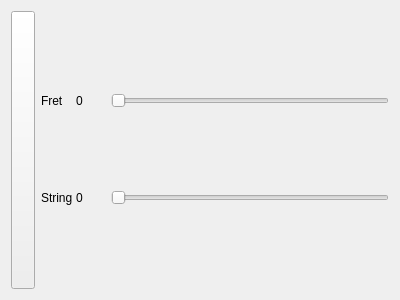
Above: src/View/EdgeSettingsWidget.ui from sergsave/MagicCubiano before the change. Below: the same form after it.
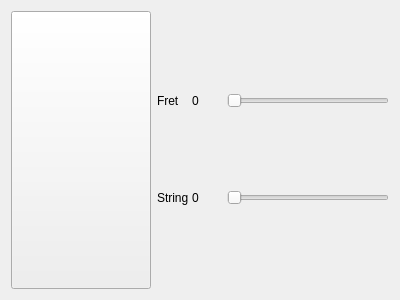
That is the form after the change.

```diff
--- a/src/View/EdgeSettingsWidget.ui
+++ b/src/View/EdgeSettingsWidget.ui
@@ -22,6 +22,18 @@
        <verstretch>0</verstretch>
       </sizepolicy>
      </property>
+     <property name="minimumSize">
+      <size>
+       <width>140</width>
+       <height>0</height>
+      </size>
+     </property>
+     <property name="maximumSize">
+      <size>
+       <width>140</width>
+       <height>16777215</height>
+      </size>
+     </property>
      <property name="text">
       <string/>
      </property>
```
